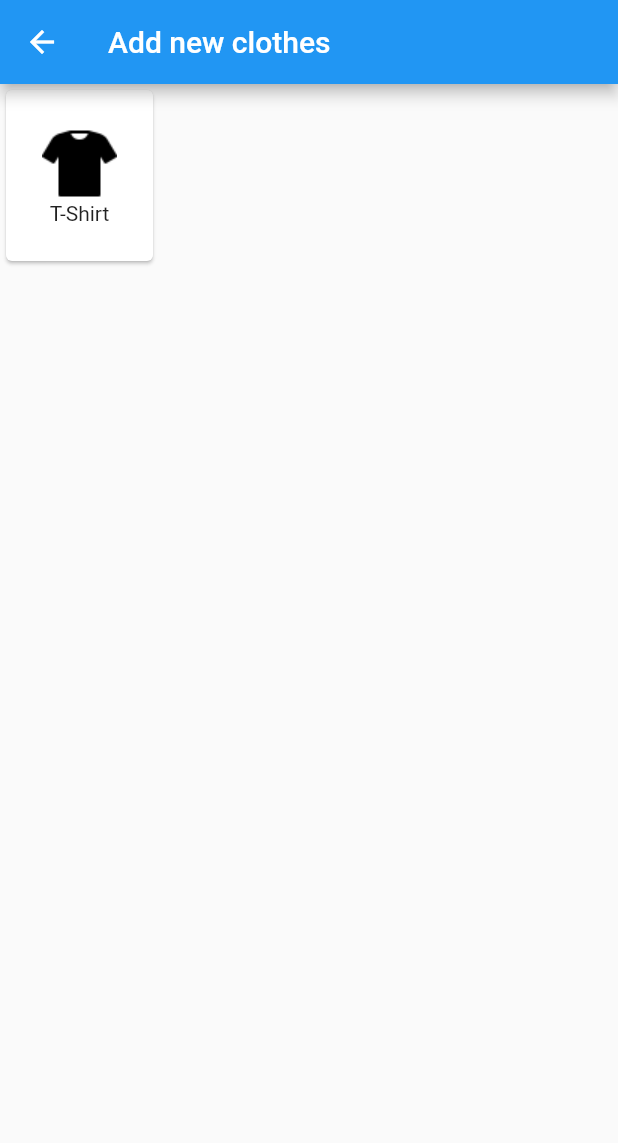
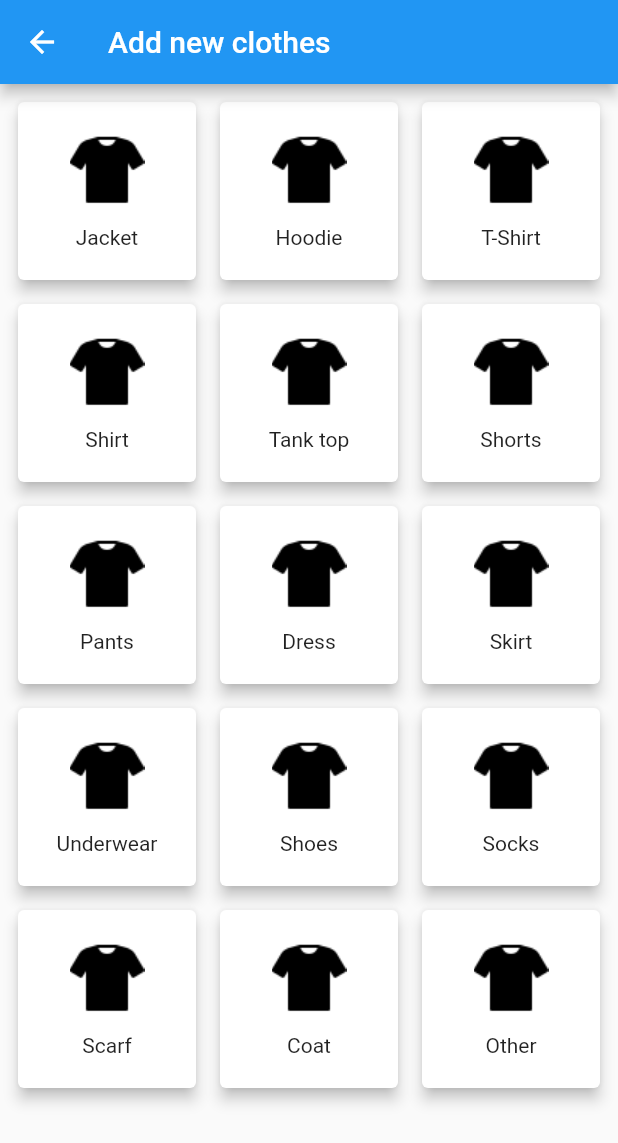
Before and after one commit to audronf/wardrobe-app, a Flutter app: the AddClothes screen opened directly, on a phone screen of 412 x 824 dp. Shown: the top 1143 px of the screen. Run offline on Flutter 3.47's test engine with Material 2 defaults, Android fonts, the phone set to English and light mode, and no system bars.

Commit message:
Added GridView to clothes screen

```diff
--- a/lib/add_clothes.dart
+++ b/lib/add_clothes.dart
@@ -8,18 +8,27 @@ class AddClothes extends StatelessWidget {
   @override
   Widget build(BuildContext context) {
     return Scaffold(
-      appBar: AppBar(
-        title: const Text('Add new clothes'),
-      ),
-      body: Container(
-        child: const ClothesCategory()
-        // child: ElevatedButton(
-        //   onPressed: () {
-        //     Navigator.pop(context);
-        //   },
-        //   child: const Text('Go back!'),
-        // ),
-      ),
-    );
+        appBar: AppBar(
+          title: const Text('Add new clothes'),
+        ),
+        body: Container(
+            padding: EdgeInsets.all(8),
+            child: GridView.count(crossAxisCount: 3, mainAxisSpacing: 8, crossAxisSpacing: 8, children: <Widget>[
+              ClothesCategory(image: 'assets/ic_tshirt.png', text: 'Jacket'),
+              ClothesCategory(image: 'assets/ic_tshirt.png', text: 'Hoodie'),
+              ClothesCategory(image: 'assets/ic_tshirt.png', text: 'T-Shirt'),
+              ClothesCategory(image: 'assets/ic_tshirt.png', text: 'Shirt'),
+              ClothesCategory(image: 'assets/ic_tshirt.png', text: 'Tank top'),
+              ClothesCategory(image: 'assets/ic_tshirt.png', text: 'Shorts'),
+              ClothesCategory(image: 'assets/ic_tshirt.png', text: 'Pants'),
+              ClothesCategory(image: 'assets/ic_tshirt.png', text: 'Dress'),
+              ClothesCategory(image: 'assets/ic_tshirt.png', text: 'Skirt'),
+              ClothesCategory(image: 'assets/ic_tshirt.png', text: 'Underwear'),
+              ClothesCategory(image: 'assets/ic_tshirt.png', text: 'Shoes'),
+              ClothesCategory(image: 'assets/ic_tshirt.png', text: 'Socks'),
+              ClothesCategory(image: 'assets/ic_tshirt.png', text: 'Scarf'),
+              ClothesCategory(image: 'assets/ic_tshirt.png', text: 'Coat'),
+              ClothesCategory(image: 'assets/ic_tshirt.png', text: 'Other'),
+            ])));
   }
 }
--- a/lib/components/clothes_category.dart
+++ b/lib/components/clothes_category.dart
@@ -1,26 +1,30 @@
-import 'package:flutter/cupertino.dart';
 import 'package:flutter/material.dart';
 
 class ClothesCategory extends StatelessWidget {
-  const ClothesCategory({super.key});
+  const ClothesCategory({
+    super.key,
+    this.image,
+    this.text,
+  });
+
+  final String? image;
+  final String? text;
 
   @override
   Widget build(BuildContext context) {
     return InkWell(
-      onTap: (){},
-      child: Card(
-        child: Container(
-            padding: const EdgeInsets.all(24),
-            child: Column(
-              mainAxisAlignment: MainAxisAlignment.spaceBetween,
-              mainAxisSize: MainAxisSize.min,
-              children: const [
-                Image(image: AssetImage('assets/ic_tshirt.png')),
-                Text('T-Shirt')
-              ],
-            )
-          )
-      )
-    );
+        onTap: () {},
+        child: Card(
+            elevation: 4,
+            child: Container(
+                padding: const EdgeInsets.all(8),
+                child: Column(
+                  mainAxisAlignment: MainAxisAlignment.spaceEvenly,
+                  mainAxisSize: MainAxisSize.min,
+                  children: [
+                    Image(image: AssetImage(image!)),
+                    Text(text!)
+                  ],
+                ))));
   }
 }
--- a/lib/main.dart
+++ b/lib/main.dart
@@ -26,8 +26,7 @@ class MyApp extends StatelessWidget {
           primarySwatch: Colors.blue,
         ),
         // home: const MyHomePage(title: 'Wardrobe App'),
-      home: const Home()
-    );
+        home: const Home());
   }
 }
 
@@ -42,7 +41,6 @@ class MyHomePage extends StatefulWidget {
   // case the title) provided by the parent (in this case the App widget) and
   // used by the build method of the State. Fields in a Widget subclass are
   // always marked "final".
-
 
   final String title;
 
```
Also changed, not shown: lib/home.dart (+11 -7 lines). Lines whose indentation alone changed are shown as unchanged.
